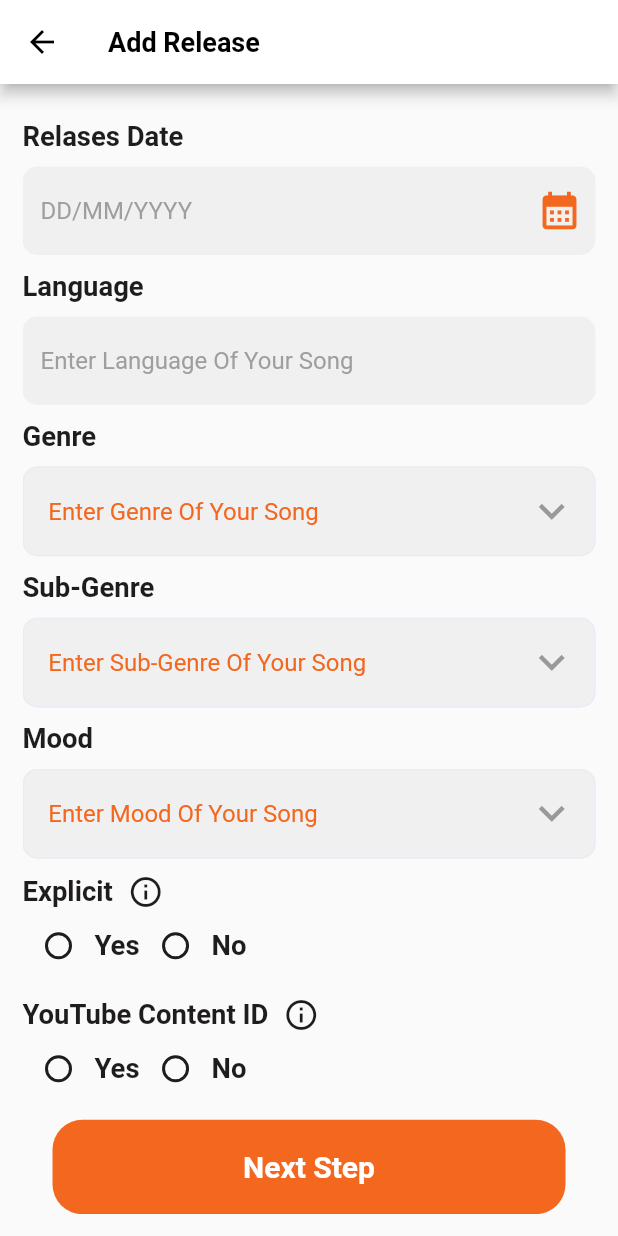
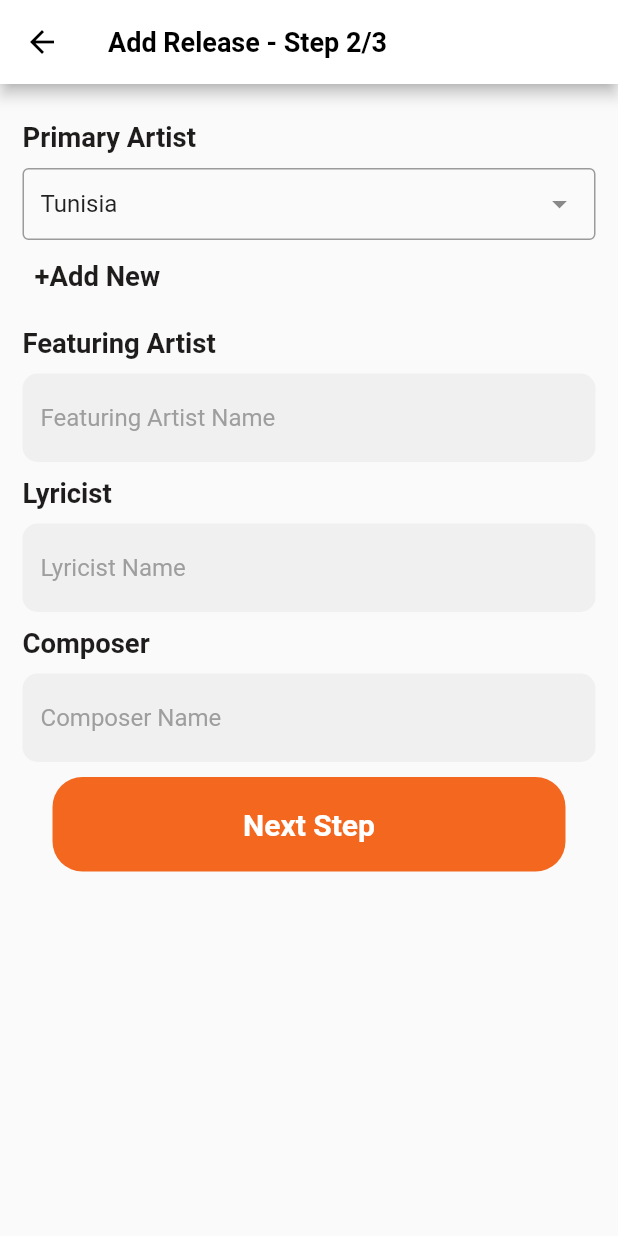
Before and after one commit to khatri818/Muzii, a Flutter app: the AddReleaseScreen screen opened directly, scrolled down 201 dp, after a tap on "Next Step", on a phone screen of 412 x 824 dp. Run offline on Flutter 3.47's test engine with Material 2 defaults, Android fonts, the phone set to English and light mode, and no system bars; drawn by our look-alikes of dropdown_search; our stand-ins replace dartz, equatable, firebase_auth, firebase_core, flutter_screenutil, intl_phone_field and 2 more; accounts and stored records are empty; Roboto replaces fonts that are missing (Metropolis, Poppins).

Commit message:
working ongoing Add New Releases S2.1 and S3

```diff
--- a/lib/constant/api_constant.dart
+++ b/lib/constant/api_constant.dart
@@ -1,2 +1,4 @@
+// ignore: constant_identifier_names
+const KBASE_URL_user = "http://localhost:5010/user";
 // ignore: constant_identifier_names
 const KBASE_URL = "http://localhost:5010/admin";
--- a/lib/features/home/presentation/pages/add_release_screen.dart
+++ b/lib/features/home/presentation/pages/add_release_screen.dart
@@ -1,7 +1,10 @@
+import 'package:flutter/foundation.dart';
 import 'package:flutter/material.dart';
 import 'package:flutter_application_1/common/app_colors.dart';
 import 'package:flutter_application_1/common/app_style.dart';
 import 'package:flutter_application_1/common/style.dart';
+import 'package:flutter_application_1/features/home/presentation/pages/add_release_screen2.dart';
+import 'package:intl/intl.dart';
 
 import '../../../../common/TextField.dart';
 import '../../../../common/commonButton.dart';
@@ -33,7 +36,7 @@ class _AddReleaseScreenState extends State<AddReleaseScreen> {
       appBar: AppBar(
         backgroundColor: Colors.white,
         title: const Text(
-          'Add Release',
+          'Add Release - Step 1/3',
           style: TextStyle(
               fontSize: 18, fontWeight: FontWeight.w700, color: Colors.black),
         ),
@@ -90,14 +93,6 @@ class _AddReleaseScreenState extends State<AddReleaseScreen> {
               Styles.sizedBoxH10,
               CommonTextFormField(
                 autovalidateMode: AutovalidateMode.onUserInteraction,
-                suffix: IconButton(
-                  icon: const Icon(
-                    Icons.calendar_month,
-                    color: AppColors.orange,
-                    size: 30,
-                  ),
-                  onPressed: () {},
-                ),
                 controller: dobController,
                 validator: (value) {
                   if (value == null || value.isEmpty) {
@@ -105,6 +100,35 @@ class _AddReleaseScreenState extends State<AddReleaseScreen> {
                   }
                   return null;
                 },
+                suffix: IconButton(
+                    color: AppColors.orange,
+                    iconSize: 25,
+                    onPressed: () async {
+                      DateTime? pickedDate = await showDatePicker(
+                          context: context,
+                          initialDate: DateTime.now(),
+                          firstDate: DateTime(2000),
+                          lastDate: DateTime(2101));
+                      if (pickedDate != null) {
+                        if (kDebugMode) {
+                          print(pickedDate);
+                        }
+                        String formattedDate =
+                            DateFormat('dd-MM-yyyy').format(pickedDate);
+                        if (kDebugMode) {
+                          print(formattedDate);
+                        }
+
+                        setState(() {
+                          dobController.text = formattedDate;
+                        });
+                      } else {
+                        if (kDebugMode) {
+                          print("Date is not selected");
+                        }
+                      }
+                    },
+                    icon: const Icon(Icons.calendar_month)),
                 hintText: 'DD/MM/YYYY',
               ),
               Styles.sizedBoxH10,
@@ -255,7 +279,13 @@ class _AddReleaseScreenState extends State<AddReleaseScreen> {
               Styles.sizedBoxH10,
               CommonButton(
                 label: "Next Step",
-                onPressed: () {},
+                onPressed: () {
+                  Navigator.of(context).push(
+                    MaterialPageRoute(
+                      builder: (context) => const AddReleaseStep2(),
+                    ),
+                  );
+                },
               ),
             ],
           ),
--- /dev/null
+++ b/lib/features/home/presentation/pages/add_release_screen2.dart
@@ -0,0 +1,170 @@
+import 'package:dropdown_search/dropdown_search.dart';
+import 'package:flutter/material.dart';
+import 'package:flutter_application_1/features/home/presentation/pages/add_release_screen.dart';
+
+import '../../../../common/TextField.dart';
+import '../../../../common/app_colors.dart';
+import '../../../../common/app_style.dart';
+import '../../../../common/commonButton.dart';
+import '../../../../common/common_textformfield_dropdown.dart';
+import '../../../../common/style.dart';
+
+class AddReleaseStep2 extends StatefulWidget {
+  const AddReleaseStep2({super.key});
+
+  @override
+  State<AddReleaseStep2> createState() => _AddReleaseStep2State();
+}
+
+class _AddReleaseStep2State extends State<AddReleaseStep2> {
+  TextEditingController primaryartistController = TextEditingController();
+  TextEditingController featuringartistController = TextEditingController();
+  TextEditingController lyricistController = TextEditingController();
+  TextEditingController composerController = TextEditingController();
+  String genredrop = '';
+  final genre = <String>['A', 'B', "C"];
+  @override
+  Widget build(BuildContext context) {
+    return Scaffold(
+      appBar: AppBar(
+        backgroundColor: Colors.white,
+        title: const Text(
+          'Add Release - Step 2/3',
+          style: TextStyle(
+              fontSize: 18, fontWeight: FontWeight.w700, color: Colors.black),
+        ),
+        leading: const BackButton(
+          color: Colors.black,
+        ),
+      ),
+      body: Padding(
+        padding: const EdgeInsets.all(15.0),
+        child: SingleChildScrollView(
+          child: Column(
+            // mainAxisAlignment: MainAxisAlignment.start,
+            crossAxisAlignment: CrossAxisAlignment.start,
+            children: [
+              Styles.sizedBoxH10,
+              Text(
+                "Primary Artist",
+                style: Appstyle.text1,
+              ),
+              Styles.sizedBoxH10,
+
+              DropdownSearch(
+                items: ["Brazil", "France", "Tunisia", "Canada"],
+                onChanged: print,
+                selectedItem: "Tunisia",
+                validator: (String? item) {
+                  if (item == null)
+                    return "Required field";
+                  else if (item == "Brazil")
+                    return "Invalid item";
+                  else
+                    return null;
+                },
+              ),
+              TextButton(
+                  onPressed: () {
+                    Navigator.of(context).push(
+                      MaterialPageRoute(
+                        builder: (context) => const MyWidget(),
+                      ),
+                    );
+                  },
+                  child: Text(
+                    "+Add New",
+                    style: Appstyle.text1,
+                  )),
+
+              // DropdownSearch<String>(
+              //   popupProps: PopupProps.menu(
+              //     showSelectedItems: true,
+              //     disabledItemFn: (String s) => s.startsWith('I'),
+              //   ),
+              //   items: ["Brazil", "Italia (Disabled)", "Tunisia", 'Canada'],
+              //   dropdownDecoratorProps: DropDownDecoratorProps(
+              //     dropdownSearchDecoration: InputDecoration(
+              //       labelText: "Menu mode",
+              //       hintText: "country in menu mode",
+              //     ),
+              //   ),
+              //   onChanged: print,
+              //   selectedItem: "Brazil",
+              // ),
+
+              Styles.sizedBoxH10,
+              Text(
+                "Featuring Artist",
+                style: Appstyle.text1,
+              ),
+              Styles.sizedBoxH10,
+              CommonTextFormField(
+                autovalidateMode: AutovalidateMode.onUserInteraction,
+                controller: featuringartistController,
+                validator: (value) {
+                  if (value == null || value.isEmpty) {
+                    return 'Please enter Featuring Artist';
+                  }
+                  return null;
+                },
+                hintText: 'Featuring Artist Name',
+              ),
+              Styles.sizedBoxH10,
+              Text(
+                "Lyricist",
+                style: Appstyle.text1,
+              ),
+              Styles.sizedBoxH10,
+              CommonTextFormField(
+                autovalidateMode: AutovalidateMode.onUserInteraction,
+                controller: lyricistController,
+                validator: (value) {
+                  if (value == null || value.isEmpty) {
+                    return 'Please enter Lyricist';
+                  }
+                  return null;
+                },
+                hintText: 'Lyricist Name',
+              ),
+              Styles.sizedBoxH10,
+              Text(
+                "Composer",
+                style: Appstyle.text1,
+              ),
+              Styles.sizedBoxH10,
+              CommonTextFormField(
+                autovalidateMode: AutovalidateMode.onUserInteraction,
+                controller: lyricistController,
+                validator: (value) {
+                  if (value == null || value.isEmpty) {
+                    return 'Please enter Composer';
+                  }
+                  return null;
+                },
+                hintText: 'Composer Name',
+              ),
+              Styles.sizedBoxH10,
+              CommonButton(
+                label: "Next Step",
+                onPressed: () {},
+              ),
+            ],
+          ),
+        ),
+      ),
+    );
+  }
+}
+
+class MyWidget extends StatelessWidget {
+  const MyWidget({super.key});
+
+  @override
+  Widget build(BuildContext context) {
+    return const AlertDialog(
+      backgroundColor: Colors.amber,
+      content: AddReleaseScreen(),
+    );
+  }
+}
--- a/pubspec.yaml
+++ b/pubspec.yaml
@@ -28,6 +28,7 @@ dependencies:
   flutter_datetime_picker: ^1.5.1
   equatable: ^2.0.5
   dartz: ^0.10.1
+  dropdown_search: ^5.0.6
   # flutter_datetime_picker: ^1.5.1
 
 
```
Also changed, not shown: lib/features/auth/presentation/pages/Login_otp_screen.dart (+4 -4 lines), lib/features/auth/presentation/pages/login_screen.dart (+8 -10 lines), lib/models/auth_model.dart (+6 -5 lines), pubspec.lock.
